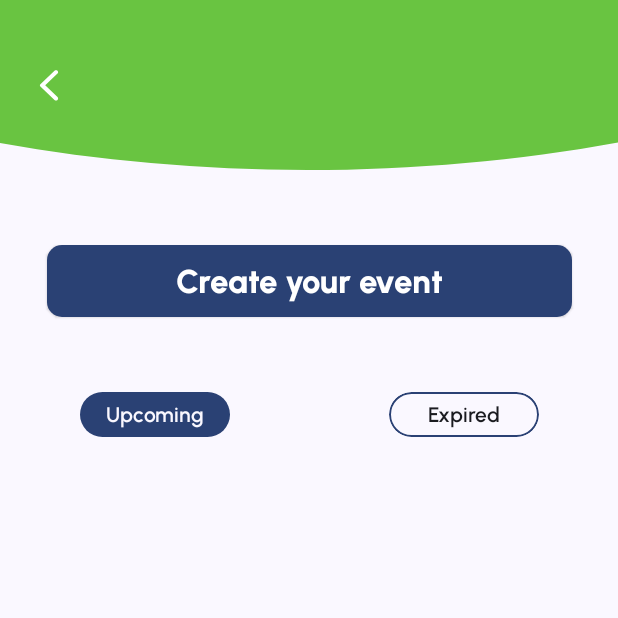
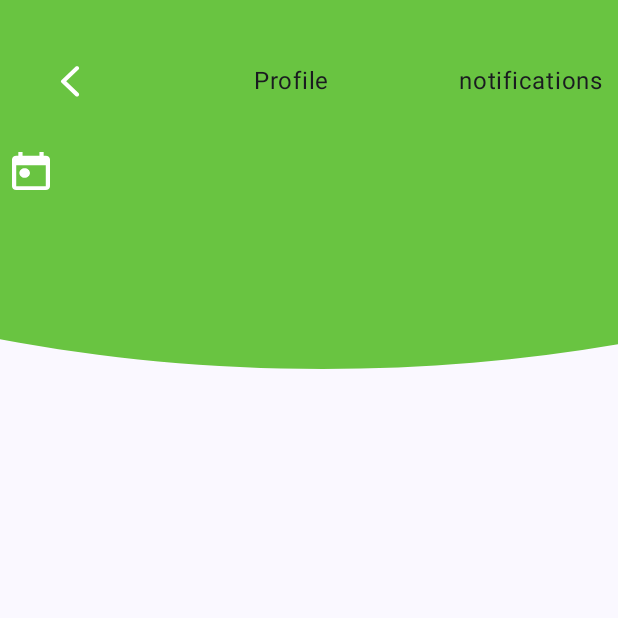
Before and after one commit to mtaa-2024/EventSphere---Frontend, an Android app built with Jetpack Compose: the EventCenterRoute screen opened through its navigation route, after a tap on "Create your event", on a phone screen of 412 x 824 dp, the top half of it. Run offline under Robolectric (Android 15) with nearby library versions, the phone set to English and light mode, and no system bars.

Commit message:
panBohPomahaj - calendar 10% CreateEventScreen

```diff
--- a/app/src/main/java/stuba/fiit/sk/eventsphere/api/ApiService.kt
+++ b/app/src/main/java/stuba/fiit/sk/eventsphere/api/ApiService.kt
@@ -66,7 +66,7 @@ interface ApiService {
 }
 
 val retrofit = Retrofit.Builder()
-    .baseUrl("http://10.0.2.2:3000/")
+    .baseUrl("http://10.0.2.2:8000/")
     .addConverterFactory(GsonConverterFactory.create())
     .build()
 
--- a/app/src/main/java/stuba/fiit/sk/eventsphere/model/Data.kt
+++ b/app/src/main/java/stuba/fiit/sk/eventsphere/model/Data.kt
@@ -94,9 +94,9 @@ data class EventView (
 data class EventCreate (
     var title: String?,
     var description: String?,
+    var user_id: Int?,
     var location: String?,
-    var estimated_end: String?,
-    var performers: List<PerformerStruct>?
+    var estimated_end: String?
 )
 
 data class PerformersView (
@@ -141,6 +141,15 @@ data class LoginClass(
     var user: String?,
     var password: String?
 )
+
+data class DateStructure (
+    var day: Int,
+    var month: Int,
+    var year: Int,
+    var hour: Int,
+    var minutes: Int,
+)
+
 @Composable
 fun <T> observeLiveData(liveData: LiveData<T>): T? {
     val lifecycleOwner = LocalLifecycleOwner.current
--- /dev/null
+++ b/app/src/main/java/stuba/fiit/sk/eventsphere/ui/activities/create_event/CreateEventScreen.kt
@@ -0,0 +1,123 @@
+package stuba.fiit.sk.eventsphere.ui.activities.create_event
+
+import android.app.TimePickerDialog
+import android.icu.util.Calendar
+import android.widget.DatePicker
+import androidx.compose.foundation.Image
+import androidx.compose.foundation.clickable
+import androidx.compose.foundation.layout.Arrangement
+import androidx.compose.foundation.layout.Box
+import androidx.compose.foundation.layout.Column
+import androidx.compose.foundation.layout.Row
+import androidx.compose.foundation.layout.Spacer
+import androidx.compose.foundation.layout.fillMaxSize
+import androidx.compose.foundation.layout.fillMaxWidth
+import androidx.compose.foundation.layout.height
+import androidx.compose.foundation.layout.padding
+import androidx.compose.material3.Button
+import androidx.compose.material3.ButtonDefaults
+import androidx.compose.material3.DatePicker
+import androidx.compose.material3.DatePickerDialog
+import androidx.compose.material3.DatePickerState
+import androidx.compose.material3.MaterialTheme
+import androidx.compose.material3.Text
+import androidx.compose.runtime.Composable
+import androidx.compose.runtime.getValue
+import androidx.compose.runtime.mutableStateOf
+import androidx.compose.runtime.remember
+import androidx.compose.runtime.setValue
+import androidx.compose.ui.Alignment
+import androidx.compose.ui.Modifier
+import androidx.compose.ui.graphics.Color
+import androidx.compose.ui.layout.ContentScale
+import androidx.compose.ui.platform.LocalContext
+import androidx.compose.ui.res.painterResource
+import androidx.compose.ui.text.style.TextAlign
+import androidx.compose.ui.unit.dp
+import androidx.compose.ui.unit.sp
+import stuba.fiit.sk.eventsphere.R
+import stuba.fiit.sk.eventsphere.ui.components.DateCalendar
+import stuba.fiit.sk.eventsphere.ui.components.InputField
+import stuba.fiit.sk.eventsphere.ui.theme.labelStyle
+import stuba.fiit.sk.eventsphere.viewmodel.CreateEventViewModel
+import stuba.fiit.sk.eventsphere.viewmodel.MainViewModel
+
+@Composable
+fun CreateEventScreen(
+    toBack: () -> Unit,
+    viewModel: MainViewModel,
+    createEventViewModel: CreateEventViewModel
+) {
+    Column(
+        modifier = Modifier
+            .fillMaxSize(),
+        horizontalAlignment = Alignment.CenterHorizontally
+    ) {
+        Box(
+            modifier = Modifier.fillMaxWidth()
+        ) {
+            Image(
+                painter = painterResource(id = R.drawable.event_banner),
+                contentDescription = "welcome_background",
+                contentScale = ContentScale.FillBounds,
+                modifier = Modifier
+                    .fillMaxWidth()
+            )
+            Column(
+                modifier = Modifier.matchParentSize()
+            ) {
+                Spacer(modifier = Modifier.height(20.dp))
+                Row(
+                    modifier = Modifier
+                        .padding(10.dp)
+                        .fillMaxWidth(),
+                    horizontalArrangement = Arrangement.SpaceBetween,
+                    verticalAlignment = Alignment.CenterVertically
+                ) {
+
+                    Button(
+                        onClick = toBack,
+                        colors = ButtonDefaults.outlinedButtonColors(containerColor = Color.Transparent),
+                    ) {
+                        Image(
+                            painter = painterResource(id = R.drawable.back_arrow),
+                            contentDescription = "Back"
+                        )
+                    }
+                    Text(text = "Profile")
+                    Text(text = "notifications")
+                }
+                Spacer(modifier = Modifier.height(5.dp))
+                Column(
+                    modifier = Modifier
+                        .fillMaxWidth()
+                        .padding(8.dp)
+                ) {
+
+/*
+                    InputField(
+                        label = "Title",
+                        value = createEventViewModel.eventData.value?.title.toString(),
+                        onChange = createEventViewModel::updateTitle
+                    )
+
+                    InputField(
+                        label = "Location",
+                        value = createEventViewModel.eventData.value?.location.toString(),
+                        onChange = createEventViewModel::updateLocation
+                    )
+*/
+                    DateCalendar(
+                        dateStructure = createEventViewModel.date,
+                        updateEstimatedEnd = createEventViewModel::updateEstimatedEnd
+                    )
+                }
+            }
+        }
+        Column (
+
+        ) {
+
+        }
+    }
+}
--- a/app/src/main/java/stuba/fiit/sk/eventsphere/ui/activities/event_center/EventCenterScreen.kt
+++ b/app/src/main/java/stuba/fiit/sk/eventsphere/ui/activities/event_center/EventCenterScreen.kt
@@ -37,7 +37,8 @@ fun EventCenterScreen (
     viewModel: MainViewModel,
     eventCenterViewModel: EventCenterViewModel,
     toBack: () -> Unit,
-    toEvent: (Int) -> Unit
+    toEvent: (Int) -> Unit,
+    toCreateEvent: () -> Unit
 ) {
     Column(
         modifier = Modifier
@@ -81,7 +82,7 @@ fun EventCenterScreen (
             horizontalAlignment = Alignment.CenterHorizontally
         ) {
             Spacer(modifier = Modifier.height(50.dp))
-            PrimaryButton(text = "Create your event", onClick = {} )
+            PrimaryButton(text = "Create your event", onClick = toCreateEvent )
             Spacer(modifier = Modifier.height(50.dp))
             Row (
                 modifier = Modifier
--- a/app/src/main/java/stuba/fiit/sk/eventsphere/ui/components/Components.kt
+++ b/app/src/main/java/stuba/fiit/sk/eventsphere/ui/components/Components.kt
@@ -1,5 +1,7 @@
 package stuba.fiit.sk.eventsphere.ui.components
 
+import android.app.TimePickerDialog
+import android.widget.DatePicker
 import androidx.compose.foundation.BorderStroke
 import androidx.compose.foundation.Image
 import androidx.compose.foundation.background
@@ -37,6 +39,7 @@ import androidx.compose.ui.Modifier
 import androidx.compose.ui.draw.clip
 import androidx.compose.ui.focus.onFocusChanged
 import androidx.compose.ui.layout.ContentScale
+import androidx.compose.ui.platform.LocalContext
 import androidx.compose.ui.res.painterResource
 import androidx.compose.ui.text.TextStyle
 import androidx.compose.ui.text.font.Font
@@ -50,6 +53,7 @@ import androidx.compose.ui.unit.sp
 import androidx.lifecycle.LiveData
 import kotlinx.coroutines.launch
 import stuba.fiit.sk.eventsphere.R
+import stuba.fiit.sk.eventsphere.model.DateStructure
 import stuba.fiit.sk.eventsphere.model.EventSelectStates
 import stuba.fiit.sk.eventsphere.ui.theme.buttonStyle
 import stuba.fiit.sk.eventsphere.ui.theme.grey
@@ -493,3 +497,43 @@ fun EventSelector (
         )
     }
 }
+
+@Composable
+fun DateCalendar (
+    dateStructure: LiveData<DateStructure>,
+    updateEstimatedEnd: (String) -> Unit
+) {
+
+    val context = LocalContext.current
+    var selectedDateText by remember { mutableStateOf("") }
+    var selectedTimeText by remember { mutableStateOf("") }
+
+    val datePicker = android.app.DatePickerDialog(
+        context,
+        { _: DatePicker, selectedYear: Int, selectedMonth: Int, selectedDayOfMonth: Int ->
+            selectedDateText =
+                "$selectedDayOfMonth/${selectedMonth + 1}/$selectedYear"
+        }, dateStructure.value?.year ?: 1, dateStructure.value?.month ?: 1, dateStructure.value?.day ?: 1
+    )
+
+    val timePicker = TimePickerDialog(
+        context,
+        { _, selectedHour: Int, selectedMinute: Int ->
+            selectedTimeText = "$selectedHour:$selectedMinute"
+        }, dateStructure.value?.hour ?: 1, dateStructure.value?.minutes ?: 1, false
+    )
+
+    if (selectedDateText.isNotEmpty() && selectedTimeText.isNotEmpty()) {
+        updateEstimatedEnd("$selectedDateText $selectedTimeText")
+    }
+    Box (
+        modifier = Modifier
+            .clickable(onClick = {
+                timePicker.show()
+                datePicker.show()
+                }
+            )
+    ) {
+        Image(painter = painterResource(id = R.drawable.icon), contentDescription = "datepicker")
+    }
+}
--- a/app/src/main/java/stuba/fiit/sk/eventsphere/ui/navigation/Navigation.kt
+++ b/app/src/main/java/stuba/fiit/sk/eventsphere/ui/navigation/Navigation.kt
@@ -6,6 +6,7 @@ import androidx.navigation.NavHostController
 import androidx.navigation.compose.NavHost
 import androidx.navigation.compose.composable
 import androidx.navigation.compose.rememberNavController
+import stuba.fiit.sk.eventsphere.ui.navigation.Destinations.CREATEEVENT_ROUTE
 import stuba.fiit.sk.eventsphere.ui.navigation.Destinations.EDITPROFILE_ROUTE
 import stuba.fiit.sk.eventsphere.ui.navigation.Destinations.EVENTCENTER_ROUTE
 import stuba.fiit.sk.eventsphere.ui.navigation.Destinations.EVENT_ROUTE
@@ -15,6 +16,7 @@ import stuba.fiit.sk.eventsphere.ui.navigation.Destinations.LOGIN_ROUTE
 import stuba.fiit.sk.eventsphere.ui.navigation.Destinations.PROFILE_ROUTE
 import stuba.fiit.sk.eventsphere.ui.navigation.Destinations.REGISTER_ROUTE
 import stuba.fiit.sk.eventsphere.ui.navigation.Destinations.WELCOME_ROUTE
+import stuba.fiit.sk.eventsphere.ui.navigation.routes.CreateEventRoute
 import stuba.fiit.sk.eventsphere.ui.navigation.routes.EditProfileRoute
 import stuba.fiit.sk.eventsphere.ui.navigation.routes.EventCenterRoute
 import stuba.fiit.sk.eventsphere.ui.navigation.routes.EventRoute
@@ -36,7 +38,8 @@ object Destinations {
     const val EVENTCENTER_ROUTE = "eventcenter"
     const val PROFILE_ROUTE = "profile"
     const val EDITPROFILE_ROUTE = "editprofile"
-    const val  FRIENDS_ROUTE = "friends"
+    const val FRIENDS_ROUTE = "friends"
+    const val CREATEEVENT_ROUTE = "createevent"
 }
 
 @Composable
@@ -122,6 +125,9 @@ fun EventSphereNavHost(
                 onNavigationToEvent = { eventId: Int ->
                     navController.navigate("$EVENT_ROUTE/$eventId/$EVENTCENTER_ROUTE")
                 },
+                onNavigationToCreateEvent = {
+                    navController.navigate(CREATEEVENT_ROUTE)
+                }
             )
         }
 
@@ -163,5 +169,14 @@ fun EventSphereNavHost(
                 mainViewModel = mainViewModel
             )
         }
+
+        composable(CREATEEVENT_ROUTE) {
+            CreateEventRoute(
+                onNavigationToBack = {
+                    navController.navigate(EVENTCENTER_ROUTE)
+                },
+                mainViewModel = mainViewModel
+            )
+        }
     }
 }
--- /dev/null
+++ b/app/src/main/java/stuba/fiit/sk/eventsphere/ui/navigation/routes/CreateEventRoute.kt
@@ -0,0 +1,21 @@
+package stuba.fiit.sk.eventsphere.ui.navigation.routes
+
+import androidx.compose.runtime.Composable
+import androidx.lifecycle.viewmodel.compose.viewModel
+import stuba.fiit.sk.eventsphere.ui.activities.create_event.CreateEventScreen
+import stuba.fiit.sk.eventsphere.viewmodel.CreateEventViewModel
+import stuba.fiit.sk.eventsphere.viewmodel.CreateEventViewModelFactory
+import stuba.fiit.sk.eventsphere.viewmodel.MainViewModel
+
+@Composable
+fun CreateEventRoute (
+    onNavigationToBack: () -> Unit,
+    mainViewModel: MainViewModel
+) {
+    val createEventViewModel: CreateEventViewModel = viewModel(factory = CreateEventViewModelFactory(mainViewModel))
+    CreateEventScreen(
+        toBack = onNavigationToBack,
+        viewModel = mainViewModel,
+        createEventViewModel = createEventViewModel
+    )
+}
--- a/app/src/main/java/stuba/fiit/sk/eventsphere/ui/navigation/routes/EventCenterRoute.kt
+++ b/app/src/main/java/stuba/fiit/sk/eventsphere/ui/navigation/routes/EventCenterRoute.kt
@@ -11,7 +11,8 @@ import stuba.fiit.sk.eventsphere.viewmodel.MainViewModel
 fun EventCenterRoute (
     mainViewModel: MainViewModel,
     onNavigationBack: () -> Unit,
-    onNavigationToEvent: (Int) -> Unit
+    onNavigationToEvent: (Int) -> Unit,
+    onNavigationToCreateEvent: () -> Unit
 ) {
     val eventCenterViewModel: EventCenterViewModel = viewModel(factory = EventCenterViewModelFactory(mainViewModel))
 
@@ -19,7 +20,8 @@ fun EventCenterRoute (
         viewModel = mainViewModel,
         eventCenterViewModel = eventCenterViewModel,
         toBack = onNavigationBack,
-        toEvent = onNavigationToEvent
+        toEvent = onNavigationToEvent,
+        toCreateEvent = onNavigationToCreateEvent
     )
 
 }
--- a/app/src/main/java/stuba/fiit/sk/eventsphere/viewmodel/CreateEventViewModel.kt
+++ b/app/src/main/java/stuba/fiit/sk/eventsphere/viewmodel/CreateEventViewModel.kt
@@ -1,27 +1,43 @@
 package stuba.fiit.sk.eventsphere.viewmodel
 
+import android.icu.util.Calendar
 import androidx.lifecycle.LiveData
 import androidx.lifecycle.MutableLiveData
 import androidx.lifecycle.ViewModel
 import androidx.lifecycle.ViewModelProvider
+import com.google.gson.JsonArray
+import com.google.gson.JsonObject
 import stuba.fiit.sk.eventsphere.api.apiService
 import stuba.fiit.sk.eventsphere.model.BannerStruct
+import stuba.fiit.sk.eventsphere.model.DateStructure
 import stuba.fiit.sk.eventsphere.model.EventCreate
 import stuba.fiit.sk.eventsphere.model.PerformerStruct
 
-class CreateEventViewModel() : ViewModel() {
+class CreateEventViewModel(viewModel: MainViewModel) : ViewModel() {
     private val _eventData = MutableLiveData<EventCreate>()
     val eventData: LiveData<EventCreate> = _eventData
 
+    private val _date = MutableLiveData<DateStructure>()
+    val date: LiveData<DateStructure> = _date
+
     private val performerList = mutableListOf<PerformerStruct>()
+    val calendar = Calendar.getInstance()
 
     init {
         _eventData.value = EventCreate (
             title = "Title",
             description = "Description",
             location = "Location",
-            estimated_end = "19.3.2024",
-            performers = null
+            user_id = viewModel.loggedUser.value?.id,
+            estimated_end = "Start date",
+        )
+
+        _date.value = DateStructure(
+            day = calendar[Calendar.DAY_OF_MONTH],
+            month = calendar[Calendar.MONTH],
+            year = calendar[Calendar.YEAR],
+            hour = calendar[Calendar.HOUR_OF_DAY],
+            minutes = calendar[Calendar.MINUTE]
         )
     }
 
@@ -36,6 +52,7 @@ class CreateEventViewModel() : ViewModel() {
     }
     fun updateEstimatedEnd(input: String) {
         _eventData.value?.estimated_end = input
+        println(input)
     }
     fun addPerformer(id: Int?, firstname: String?, lastname: String?) {
         if (id != null) {
@@ -57,29 +74,52 @@ class CreateEventViewModel() : ViewModel() {
         }
     }
 
-    suspend fun createEvent() {
+    fun removePerformer(id: Int?, firstname: String?, lastname: String?) {
+        if (id != null) {
+            performerList.removeIf { it.id == id }
+        } else {
+            performerList.removeIf { it.firstname == firstname && it.lastname == lastname }
+        }
+    }
+
+    suspend fun createEvent(): Int {
         try {
+            val jsonBody = JsonObject()
+            jsonBody.addProperty("title", _eventData.value?.title)
+            jsonBody.addProperty("user_id", _eventData.value?.user_id)
+            jsonBody.addProperty("description", _eventData.value?.description)
+            jsonBody.addProperty("location", _eventData.value?.location)
+            jsonBody.addProperty("estimated_end", _eventData.value?.estimated_end)
+            val performersArray = JsonArray()
+            performerList.forEach { performer ->
+                val performerObject = JsonObject()
+                performerObject.addProperty("id", performer.id)
+                performerObject.addProperty("firstname", performer.firstname)
+                performerObject.addProperty("lastname", performer.lastname)
+                performerObject.addProperty("profile_image", performer.profile_image)
+
+                performersArray.add(performerObject)
+            }
+            jsonBody.add("performers", performersArray)
+
+            val fetchedJson = apiService.createEvent(jsonBody)
+
+            if (fetchedJson.get("result").asBoolean) {
+                return fetchedJson.get("id").asInt
+            }
+
         } catch (e: Exception) {
             println("Error: $e")
         }
+        return -1
     }
 }
 
-
-/*
-data class EventCreate (
-    var title: String?,
-    var description: String?,
-    var location: String?,
-    var estimated_end: String?,
-    var performers: List<PerformerStruct>?
-)
-*/
-class CreateEventViewModelFactory : ViewModelProvider.Factory {
+class CreateEventViewModelFactory(private val mainViewModel: MainViewModel) : ViewModelProvider.Factory {
     @Suppress("UNCHECKED_CAST")
     override fun <T : ViewModel> create(modelClass: Class<T>): T {
         if (modelClass.isAssignableFrom(CreateEventViewModel::class.java)) {
-            return CreateEventViewModel() as T
+            return CreateEventViewModel(mainViewModel) as T
         }
         throw IllegalArgumentException("Unknown ViewModel class")
     }
--- /dev/null
+++ b/app/src/main/res/drawable/icon.xml
@@ -0,0 +1,10 @@
+<vector xmlns:android="http://schemas.android.com/apk/res/android"
+    android:width="25dp"
+    android:height="25dp"
+    android:viewportWidth="25"
+    android:viewportHeight="25">
+  <path
+      android:pathData="M22.222,2.5H20.833V0H18.056V2.5H6.944V0H4.167V2.5H2.778C1.236,2.5 0,3.625 0,5V22.5C0,23.875 1.236,25 2.778,25H22.222C23.75,25 25,23.875 25,22.5V5C25,3.625 23.75,2.5 22.222,2.5ZM22.222,22.5H2.778V8.75H22.222V22.5ZM4.861,13.75C4.861,12.025 6.417,10.625 8.333,10.625C10.25,10.625 11.806,12.025 11.806,13.75C11.806,15.475 10.25,16.875 8.333,16.875C6.417,16.875 4.861,15.475 4.861,13.75Z"
+      android:fillColor="#ffffff"
+      android:fillType="evenOdd"/>
+</vector>
```
